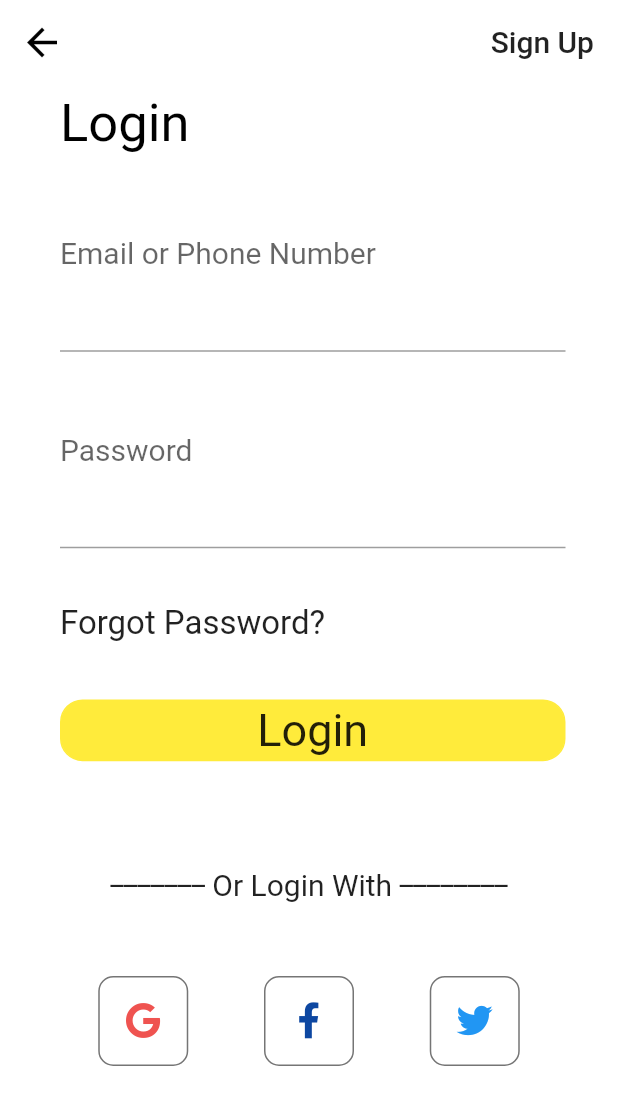
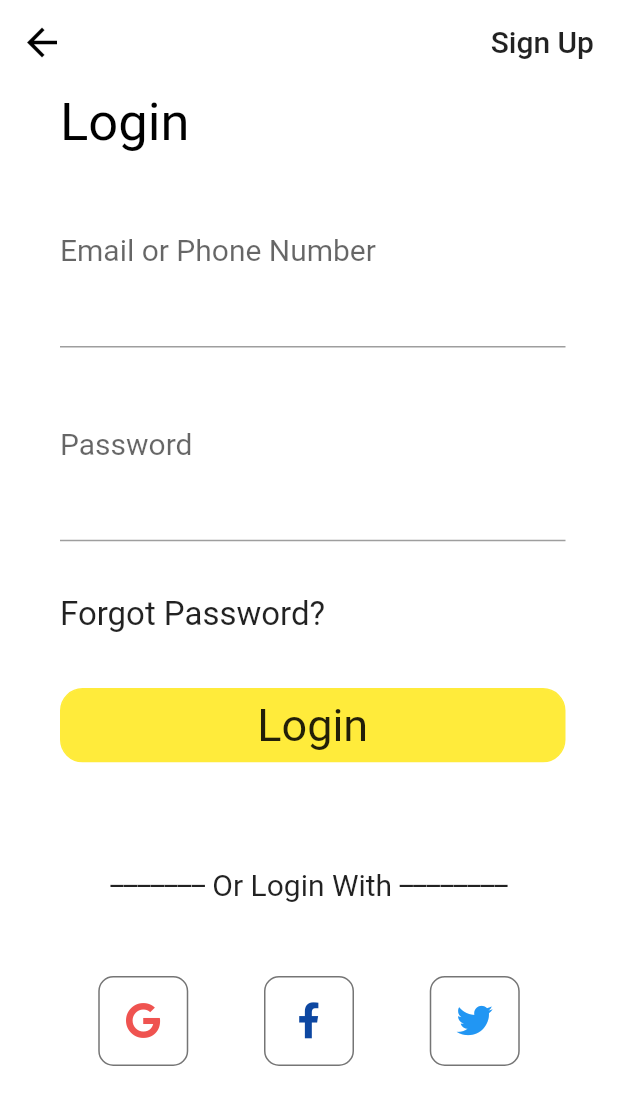
Before and after one commit to xodejunkie/fad_quizapp, a Flutter app: the screen it shows after launch, after a tap on "Login", on a phone screen of 412 x 824 dp. Shown: the top 1105 px of the screen. Run offline on Flutter 3.47's test engine with Material 2 defaults, Android fonts, the light colour scheme and no system bars; our stand-ins replace flutter_svg, font_awesome_flutter.

Commit message:
Fixed welcome page

```diff
--- a/lib/Screens/Login/login_screen.dart
+++ b/lib/Screens/Login/login_screen.dart
@@ -2,8 +2,6 @@ import 'package:fad_quizapp/Screens/SignUp/sign_up.dart';
 import 'package:flutter/material.dart';
 import 'package:fad_quizapp/constants.dart';
 import 'package:font_awesome_flutter/font_awesome_flutter.dart';
-
-import '../../components/rounded_button.dart';
 
 class LoginScreen extends StatelessWidget {
   @override
@@ -12,7 +10,7 @@ class LoginScreen extends StatelessWidget {
     return Scaffold(
       appBar: AppBar(
         title: Text(" "),
-        leading: IconButton(icon: Icon(Icons.arrow_back, size: 30,), onPressed: () {}),
+        leading: IconButton(icon: Icon(Icons.arrow_back, size: 30,), onPressed: () { Navigator.pop(context);}),
         actions: [
           FlatButton(onPressed: () {
             Navigator.push(context, MaterialPageRoute(
@@ -86,7 +84,7 @@ class LoginScreen extends StatelessWidget {
                       Center(
                           child: Container(
                               width: double.infinity,
-                              height: size.height*0.05,
+                              height: size.height*0.06,
                               decoration: BoxDecoration(
                                   border: Border.all(color: kPrimaryColor),
                                   borderRadius: BorderRadius.circular(15.0),
--- a/lib/Screens/SignUp/sign_up.dart
+++ b/lib/Screens/SignUp/sign_up.dart
@@ -15,7 +15,7 @@ class SignUpScreen extends StatelessWidget {
               Icons.arrow_back,
               size: 30,
             ),
-            onPressed: () {}),
+            onPressed: () {Navigator.pop(context);}),
         actions: [
           FlatButton(
             onPressed: () {
@@ -86,7 +86,7 @@ class SignUpScreen extends StatelessWidget {
                       Center(
                           child: Container(
                             width: double.infinity,
-                              height: size.height*0.05,
+                              height: size.height*0.06,
                               decoration: BoxDecoration(
                                 border: Border.all(color: kPrimaryColor),
                                 borderRadius: BorderRadius.circular(15.0),
--- a/lib/Screens/Welcome/components/body.dart
+++ b/lib/Screens/Welcome/components/body.dart
@@ -1,6 +1,5 @@
 import 'package:fad_quizapp/Screens/Login/login_screen.dart';
-import 'package:fad_quizapp/Screens/Welcome/components/background.dart';
-import 'package:fad_quizapp/components/rounded_button.dart';
+import 'package:fad_quizapp/Screens/SignUp/sign_up.dart';
 import 'package:fad_quizapp/constants.dart';
 import 'package:flutter/material.dart';
 import 'package:flutter_svg/svg.dart';
@@ -13,37 +12,80 @@ class Body extends StatelessWidget {
     Size size = MediaQuery.of(context).size;
     // ratio to screen
     return Scaffold(
-      body: SafeArea(
-        child: SingleChildScrollView(
+      body: Padding(
+        padding: const EdgeInsets.all(15.0),
+        child: Expanded(
+          child: Container(
+            width: double.infinity,
+            child: SafeArea(
               child: Column(
-           // mainAxisAlignment: MainAxisAlignment.center,
+                //mainAxisAlignment: MainAxisAlignment.spaceBetween,
                 children: <Widget>[
                   Text(
                     "Welcome to FAD QUIZ",
-                style: TextStyle(fontWeight: FontWeight.bold),
+                    style: TextStyle(
+                        fontSize: 30,
+                        fontWeight: FontWeight.bold,
+                        color: Colors.black45),
                   ),
-              SizedBox(height: size.height * 0.03),
+                  SizedBox(height: size.height * 0.07),
                   SvgPicture.asset(
                     "assets/icons/chat.svg",
                     height: size.height * 0.45,
                   ),
-              SizedBox(height: size.height * 0.05),
-              RoundedBox(
-                text: "SIGN UP",
-                press: () {},
+                  SizedBox(height: size.height * 0.04),
+                  Text(
+                    "Test your Knowledge by answering random questions",
+                    style: TextStyle(fontSize: 22, fontWeight: FontWeight.w400),
+                    textAlign: TextAlign.center,
                   ),
-              RoundedBox(
-                text: "LOGIN",
-                color: kPrimaryLightColor,
-                textColor: Colors.black,
-                press: () {
+                  SizedBox(height: size.height * 0.04),
+                  Center(
+                      child: Container(
+                          height: size.height * 0.08,
+                          width: size.width * 0.8,
+                          decoration: BoxDecoration(
+                              border: Border.all(color: kPrimaryColor),
+                              borderRadius: BorderRadius.circular(15.0),
+                              color: kPrimaryColor),
+                          child: FlatButton(
+                            onPressed: () {
                               Navigator.push(
                                   context,
-                    MaterialPageRoute(builder: (context) => LoginScreen()),
-                  );
+                                  MaterialPageRoute(
+                                      builder: (context) => SignUpScreen()));
                             },
+                            child: Text(
+                              "Sign Up",
+                              style: TextStyle(
+                                  fontSize: 30, fontWeight: FontWeight.w400),
                             ),
+                          ))),
+                  SizedBox(height: size.height * 0.03),
+                  Center(
+                      child: Container(
+                          height: size.height * 0.08,
+                          width: size.width * 0.8,
+                          decoration: BoxDecoration(
+                              border: Border.all(color: Colors.black),
+                              borderRadius: BorderRadius.circular(15.0),
+                              color: kPrimaryLightColor),
+                          child: FlatButton(
+                            onPressed: () {
+                              Navigator.push(
+                                  context,
+                                  MaterialPageRoute(
+                                      builder: (context) => LoginScreen()));
+                            },
+                            child: Text(
+                              "Login",
+                              style: TextStyle(
+                                  fontSize: 30, fontWeight: FontWeight.w400),
+                            ),
+                          ))),
                 ],
+              ),
+            ),
           ),
         ),
       ),
--- a/lib/main.dart
+++ b/lib/main.dart
@@ -1,8 +1,6 @@
 import 'package:fad_quizapp/constants.dart';
 import 'package:flutter/material.dart';
 import 'package:fad_quizapp/Screens/Welcome/welcome_screen.dart';
-
-import 'Screens/Login/login_screen.dart';
 
 void main() => runApp(MyApp());
 
@@ -17,7 +15,7 @@ class MyApp extends StatelessWidget {
         primaryColor: kPrimaryColor,
         scaffoldBackgroundColor: Colors.white,
       ),
-      home: LoginScreen(),
+      home: WelcomeScreen()
     );
   }
 }
```
Lines whose indentation alone changed are shown as unchanged.
